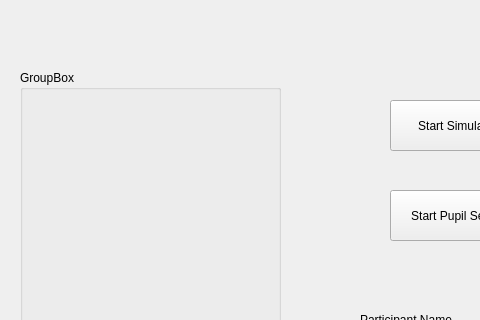
First picture: the form in scripts/study_gui/layout.ui, repository LCSR-SICKKIDS/volumetric_drilling, before the edit; both pictures show x 0 to 480 and y 0 to 320 of the 715 by 557 pixel window.
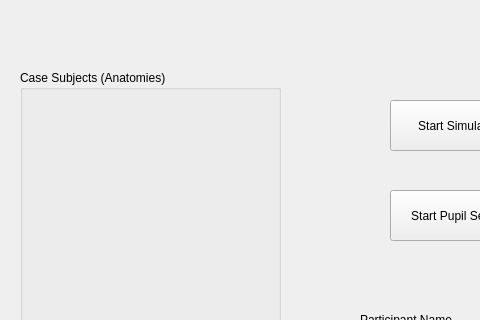
Second picture: the form after the edit.

Commit message: Updated gui and implemented dummy recording functionality

```diff
--- a/scripts/study_gui/layout.ui
+++ b/scripts/study_gui/layout.ui
@@ -35,7 +35,7 @@
     </size>
    </property>
    <property name="title">
-    <string>GroupBox</string>
+    <string>Case Subjects (Anatomies)</string>
    </property>
    <property name="flat">
     <bool>false</bool>
```
The commit also changes 4 other files.
